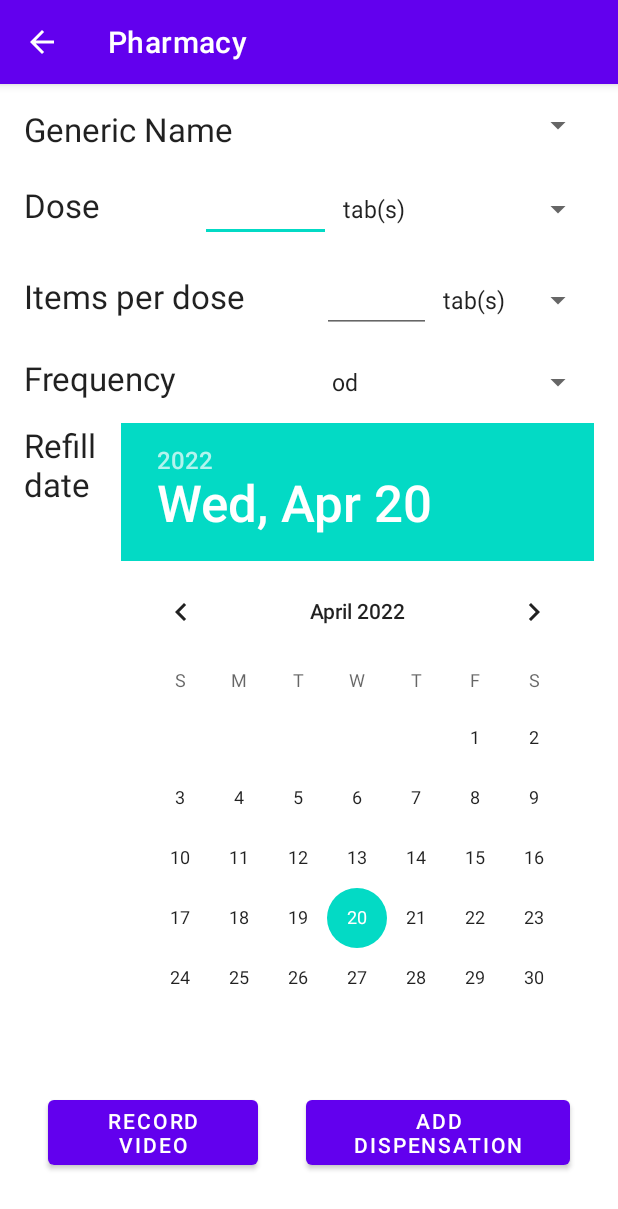
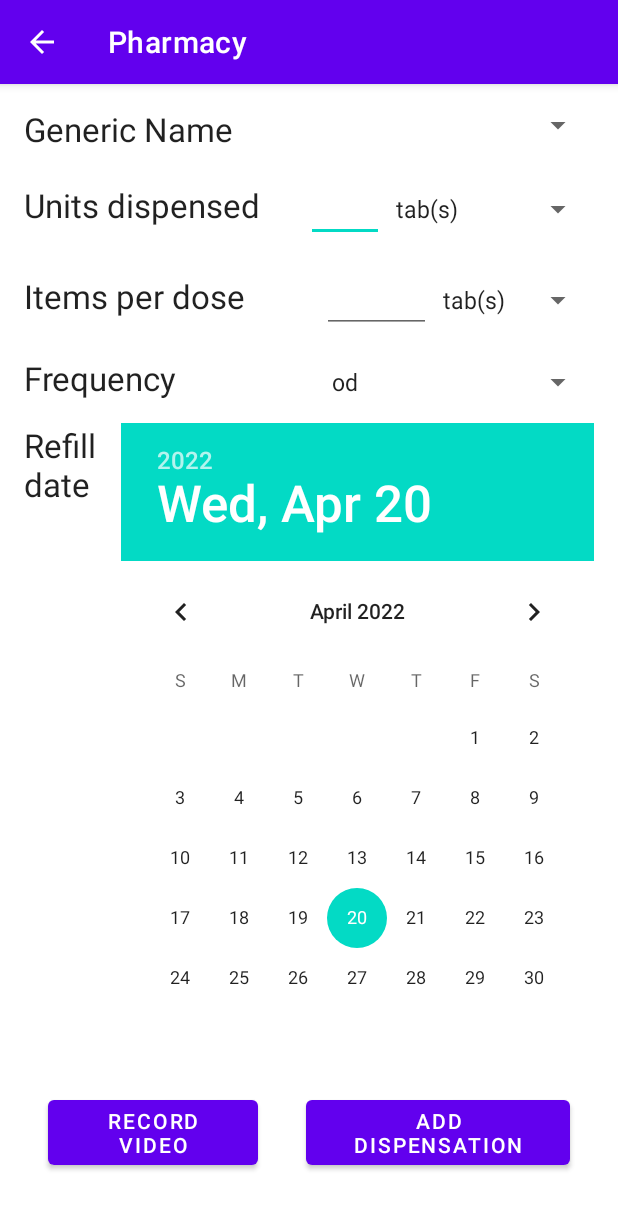
Before and after one commit to jmutale/edots_app, an Android app: the DispensationActivity screen opened directly, with no data from a screen before it, on a phone screen of 412 x 824 dp. Shown: the top 1209 px of the screen. Run offline under Robolectric (Android 15) with nearby library versions, the phone set to English and light mode, and no system bars; 1 statement that could not run was skipped.

Commit message:
Refactored label for units dispensed and fixed bug were dispensation date was not saving to SQlite database.

```diff
--- a/app/src/main/java/org/chreso/edots/DBHandler.java
+++ b/app/src/main/java/org/chreso/edots/DBHandler.java
@@ -80,7 +80,7 @@ public class DBHandler extends SQLiteOpenHelper {
     public void saveDispensationToDatabase(String meddrug_uuid , String patient_uuid,String dispensationDate, String dose, String items_per_dose, String frequency, String refill_date, String video_path)
     {
         String UPSERT_SQL  = "INSERT INTO med_drug_dispensation (meddrug_uuid,patient_uuid,dispensation_date,dose,items_per_dose,frequency,refill_date)" +
-                "VALUES ('"+meddrug_uuid+"','"+patient_uuid+"','"+dose+"','"+items_per_dose+"','"+frequency+"','"+refill_date+"','"+video_path+"')";
+                "VALUES ('"+meddrug_uuid+"','"+patient_uuid+"','"+dispensationDate+"','"+dose+"','"+items_per_dose+"','"+frequency+"','"+refill_date+"','"+video_path+"')";
         db.execSQL(UPSERT_SQL);
     }
 
--- a/app/src/main/java/org/chreso/edots/DispensationActivity.java
+++ b/app/src/main/java/org/chreso/edots/DispensationActivity.java
@@ -95,14 +95,18 @@ public class DispensationActivity extends AppCompatActivity {
             @Override
             public void onItemSelected(AdapterView<?> adapterView, View view, int i, long l) {
                 //Set the refill date here. Make sure dose, items per dose are filled in before doing this.
+
                 Calendar cal = Calendar.getInstance();
 
                 LocalDateTime now = LocalDateTime.now();
 
                 cal.set(now.getYear(), now.getMonthValue(), now.getDayOfMonth());
-
-                int numberOfDaysToAddToCurrentDate = getNumberOfDaysToAddToCurrentDateFromDoseItemsPerDoseAndFrequency(Integer.parseInt(txtDose.getText().toString()),Integer.parseInt(txtItemsPerDose.getText().toString()));
-                cal.add(Calendar.DATE, numberOfDaysToAddToCurrentDate);
+                String dose = txtDose.getText().toString();
+                String itemsPerDose = txtItemsPerDose.getText().toString();
+                if(!dose.isEmpty() && !itemsPerDose.isEmpty()) {
+                    int numberOfDaysToAddToCurrentDate = getNumberOfDaysToAddToCurrentDateFromDoseItemsPerDoseAndFrequency(Integer.parseInt(txtDose.getText().toString()), Integer.parseInt(txtItemsPerDose.getText().toString()));
+                    cal.add(Calendar.DATE, numberOfDaysToAddToCurrentDate);
+                }
                 dteRefillDate.updateDate(cal.get(Calendar.YEAR),cal.get(Calendar.MONTH)-1,cal.get(Calendar.DATE));
 
             }
--- a/app/src/main/res/layout/activity_dispensation.xml
+++ b/app/src/main/res/layout/activity_dispensation.xml
@@ -41,11 +41,11 @@
         android:layout_marginTop="15dp">
 
         <TextView
-            android:id="@+id/lblDose"
+            android:id="@+id/lblUnitsDispensed"
             android:layout_width="wrap_content"
             android:layout_height="wrap_content"
             android:layout_weight="1"
-            android:text="Dose"
+            android:text="Units dispensed"
             android:textAppearance="?android:attr/textAppearanceLarge" />
 
         <EditText
```
